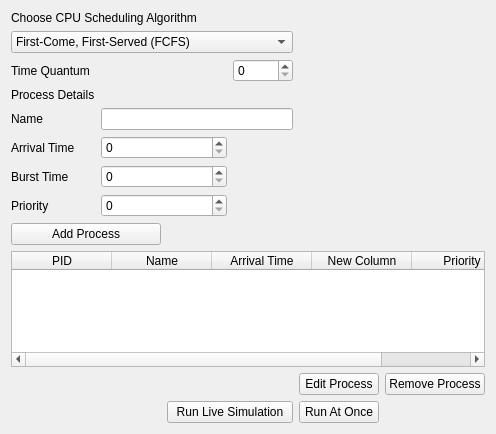
Old version of the form src/GUI/PyQtUI/processInputSceneUI.ui in the repository ashmod/Chronos.
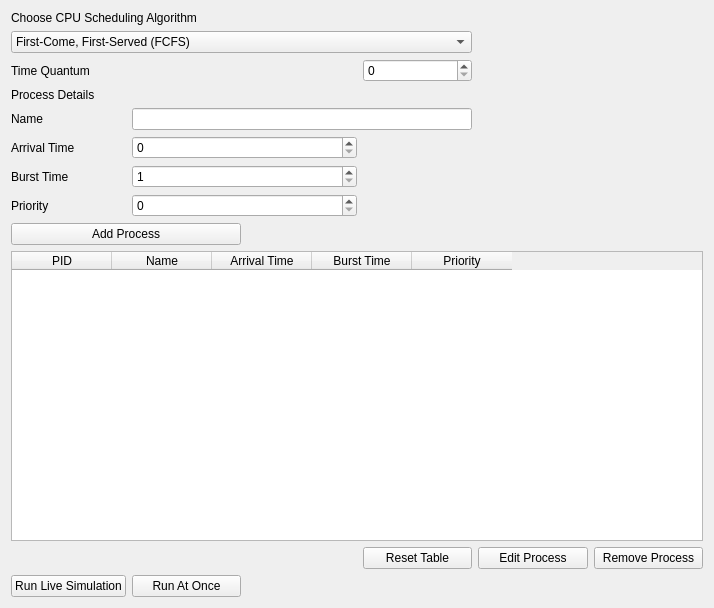
New version of the form.

```diff
--- a/src/GUI/PyQtUI/processInputSceneUI.ui
+++ b/src/GUI/PyQtUI/processInputSceneUI.ui
@@ -6,8 +6,8 @@
    <rect>
     <x>0</x>
     <y>0</y>
-    <width>496</width>
-    <height>434</height>
+    <width>714</width>
+    <height>608</height>
    </rect>
   </property>
   <property name="windowTitle">
@@ -107,7 +107,11 @@
     </widget>
    </item>
    <item row="6" column="1" colspan="2">
-    <widget class="QSpinBox" name="burstTimeSpinBox"/>
+    <widget class="QSpinBox" name="burstTimeSpinBox">
+     <property name="minimum">
+      <number>1</number>
+     </property>
+    </widget>
    </item>
    <item row="7" column="0">
     <widget class="QLabel" name="label_7">
@@ -128,6 +132,27 @@
    </item>
    <item row="9" column="0" colspan="6">
     <widget class="QTableWidget" name="processTableWidget">
+     <property name="enabled">
+      <bool>true</bool>
+     </property>
+     <property name="editTriggers">
+      <set>QAbstractItemView::NoEditTriggers</set>
+     </property>
+     <property name="selectionMode">
+      <enum>QAbstractItemView::SingleSelection</enum>
+     </property>
+     <property name="selectionBehavior">
+      <enum>QAbstractItemView::SelectRows</enum>
+     </property>
+     <attribute name="horizontalHeaderVisible">
+      <bool>true</bool>
+     </attribute>
+     <attribute name="verticalHeaderHighlightSections">
+      <bool>true</bool>
+     </attribute>
+     <attribute name="verticalHeaderShowSortIndicator" stdset="0">
+      <bool>false</bool>
+     </attribute>
      <column>
       <property name="text">
        <string>PID</string>
@@ -145,7 +170,7 @@
      </column>
      <column>
       <property name="text">
-       <string>New Column</string>
+       <string>Burst Time</string>
       </property>
      </column>
      <column>
@@ -169,20 +194,27 @@
      </property>
     </widget>
    </item>
-   <item row="11" column="2" colspan="2">
+   <item row="11" column="0">
     <widget class="QPushButton" name="runLiveSimulationButton">
      <property name="text">
       <string>Run Live Simulation</string>
      </property>
     </widget>
    </item>
-   <item row="11" column="4">
+   <item row="11" column="1">
     <widget class="QPushButton" name="runAtOnceButton">
      <property name="text">
       <string>Run At Once</string>
      </property>
     </widget>
    </item>
+   <item row="10" column="3">
+    <widget class="QPushButton" name="resetTableButton">
+     <property name="text">
+      <string>Reset Table</string>
+     </property>
+    </widget>
+   </item>
   </layout>
  </widget>
  <resources/>
```
